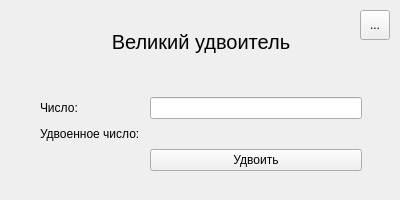
mshnschnko/rabbitmq-broker, file client/rabbitmq_client/ui/main_window.ui: the form before one commit.
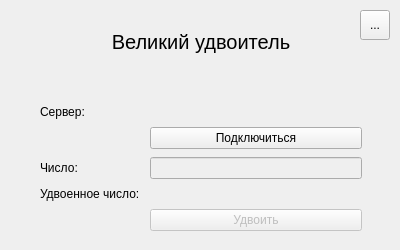
The form after the commit. Icons and pictures are not drawn.

Commit message: connect/disconnect in main window (only UI)

Patch:
```diff
--- a/client/rabbitmq_client/ui/main_window.ui
+++ b/client/rabbitmq_client/ui/main_window.ui
@@ -7,7 +7,7 @@
     <x>0</x>
     <y>0</y>
     <width>400</width>
-    <height>200</height>
+    <height>250</height>
    </rect>
   </property>
   <property name="windowTitle">
@@ -20,7 +20,7 @@
       <x>40</x>
       <y>30</y>
       <width>322</width>
-      <height>141</height>
+      <height>201</height>
      </rect>
     </property>
     <layout class="QGridLayout" name="layout">
@@ -33,43 +33,71 @@
      <property name="verticalSpacing">
       <number>8</number>
      </property>
+     <item row="5" column="1">
+      <widget class="QLabel" name="multiplied_number_label">
+       <property name="text">
+        <string/>
+       </property>
+       <property name="alignment">
+        <set>Qt::AlignLeading|Qt::AlignLeft|Qt::AlignVCenter</set>
+       </property>
+      </widget>
+     </item>
+     <item row="5" column="0">
+      <widget class="QLabel" name="miltiplied_label">
+       <property name="text">
+        <string>Удвоенное число:</string>
+       </property>
+       <property name="alignment">
+        <set>Qt::AlignLeading|Qt::AlignLeft|Qt::AlignVCenter</set>
+       </property>
+      </widget>
+     </item>
+     <item row="4" column="0">
+      <widget class="QLabel" name="number_label">
+       <property name="text">
+        <string>Число:</string>
+       </property>
+       <property name="alignment">
+        <set>Qt::AlignLeading|Qt::AlignLeft|Qt::AlignVCenter</set>
+       </property>
+      </widget>
+     </item>
      <item row="4" column="1">
+      <widget class="QLineEdit" name="number_line_edit">
+       <property name="enabled">
+        <bool>false</bool>
+       </property>
+      </widget>
+     </item>
+     <item row="2" column="0">
+      <widget class="QLabel" name="server_label">
+       <property name="text">
+        <string>Сервер:</string>
+       </property>
+      </widget>
+     </item>
+     <item row="6" column="1">
       <widget class="QPushButton" name="multiply_btn">
+       <property name="enabled">
+        <bool>false</bool>
+       </property>
        <property name="text">
         <string>Удвоить</string>
        </property>
       </widget>
      </item>
-     <item row="2" column="0">
-      <widget class="QLabel" name="number_label">
-       <property name="text">
-        <string>Число:</string>
-       </property>
-       <property name="alignment">
-        <set>Qt::AlignLeading|Qt::AlignLeft|Qt::AlignVCenter</set>
-       </property>
-      </widget>
-     </item>
-     <item row="3" column="0">
-      <widget class="QLabel" name="miltiplied_label">
-       <property name="text">
-        <string>Удвоенное число:</string>
-       </property>
-       <property name="alignment">
-        <set>Qt::AlignLeading|Qt::AlignLeft|Qt::AlignVCenter</set>
-       </property>
-      </widget>
-     </item>
      <item row="2" column="1">
-      <widget class="QLineEdit" name="number_line_edit"/>
+      <widget class="QLabel" name="address_label">
+       <property name="text">
+        <string/>
+       </property>
+      </widget>
      </item>
      <item row="3" column="1">
-      <widget class="QLabel" name="multiplied_number_label">
+      <widget class="QPushButton" name="connect_btn">
        <property name="text">
-        <string/>
-       </property>
-       <property name="alignment">
-        <set>Qt::AlignLeading|Qt::AlignLeft|Qt::AlignVCenter</set>
+        <string>Подключиться</string>
        </property>
       </widget>
      </item>
```
The commit also changes 2 other files.
